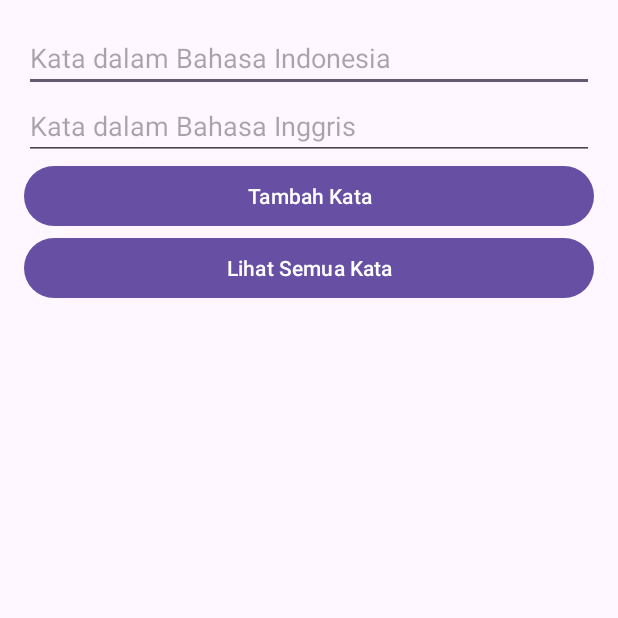
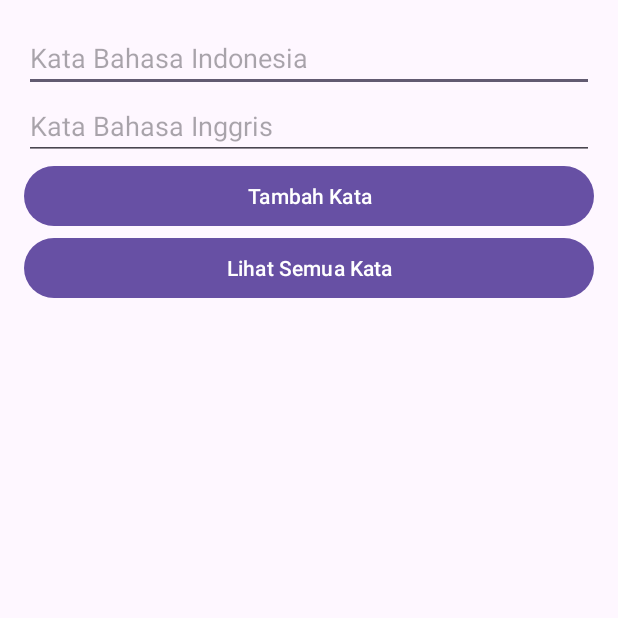
Before and after one commit to AzanuddinPolmed/KamusIndoEng, an Android app: the screen it shows after launch (MainActivity), on a phone screen of 412 x 824 dp, the top half of it. Run offline under Robolectric (Android 15) with nearby library versions, the phone set to English and light mode, and no system bars.

Commit message:
Perubahan di File Activity

```diff
--- a/app/src/main/res/layout/activity_main.xml
+++ b/app/src/main/res/layout/activity_main.xml
@@ -9,13 +9,13 @@
         android:id="@+id/etWordIndonesia"
         android:layout_width="match_parent"
         android:layout_height="wrap_content"
-        android:hint="Kata dalam Bahasa Indonesia" />
+        android:hint="Kata Bahasa Indonesia" />
 
     <EditText
         android:id="@+id/etWordEnglish"
         android:layout_width="match_parent"
         android:layout_height="wrap_content"
-        android:hint="Kata dalam Bahasa Inggris" />
+        android:hint="Kata Bahasa Inggris" />
 
     <Button
         android:id="@+id/btnAdd"
```
